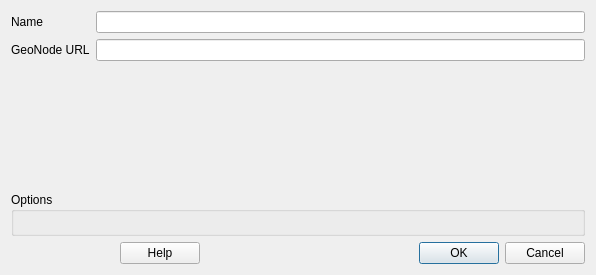
Before: the Qt Designer form src/qgis_geonode/ui/qgis_geonode_connection.ui in GeoNode/QGISGeoNodePlugin, drawn with Qt 5.
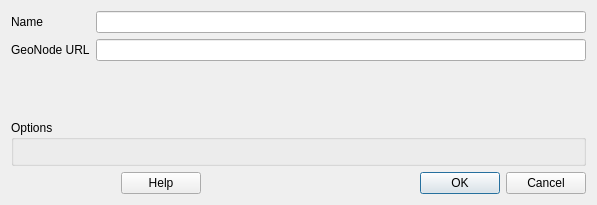
After: the same form once the commit is applied. Custom widgets are drawn as their Qt base class.

Commit message: added logic for editing and removing connections

```diff
--- a/src/qgis_geonode/ui/qgis_geonode_connection.ui
+++ b/src/qgis_geonode/ui/qgis_geonode_connection.ui
@@ -6,8 +6,8 @@
    <rect>
     <x>0</x>
     <y>0</y>
-    <width>596</width>
-    <height>275</height>
+    <width>597</width>
+    <height>205</height>
    </rect>
   </property>
   <property name="windowTitle">
@@ -39,7 +39,7 @@
      <property name="minimumSize">
       <size>
        <width>0</width>
-       <height>119</height>
+       <height>30</height>
       </size>
      </property>
     </widget>
```
The commit also changes 2 other files.
